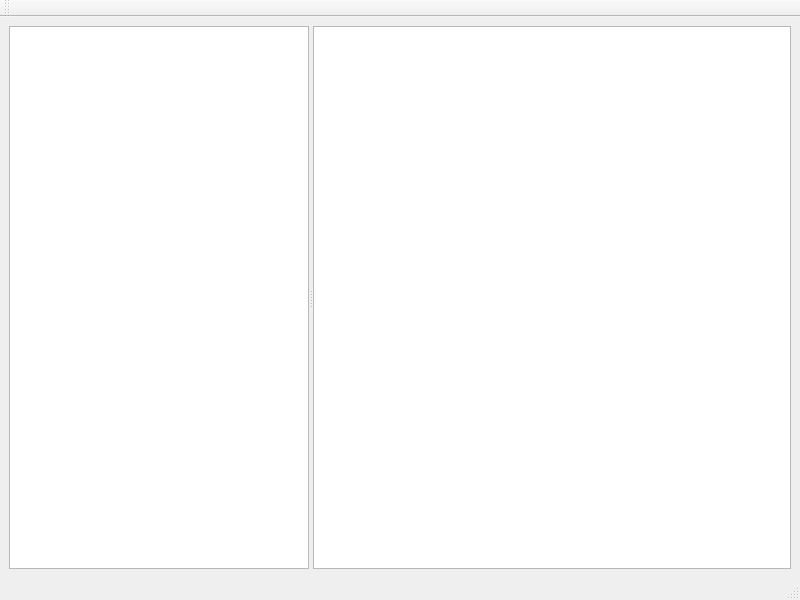
Old version of the form LGen2UI/ontologyeditorwindow.ui in the repository vinni-au/l-gen.
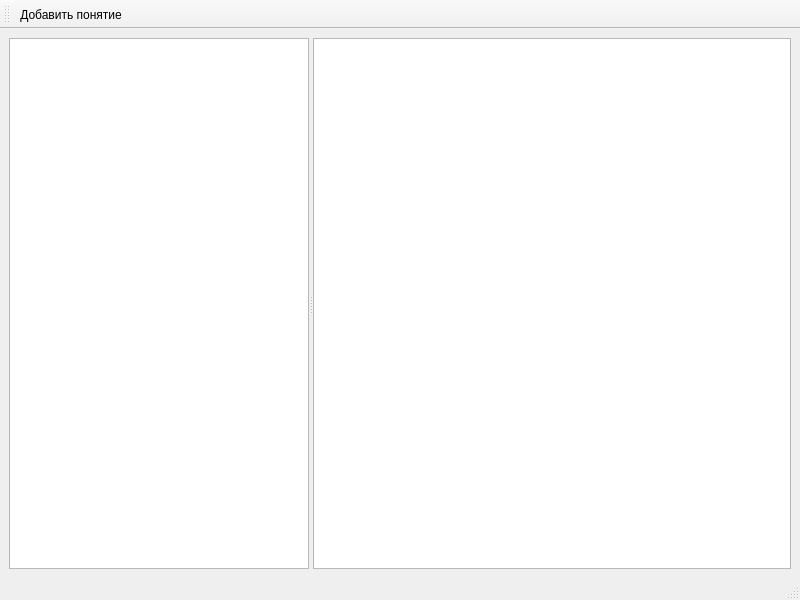
New version of the form. Custom widgets are drawn as their Qt base class.

Diff of the .ui file:
```diff
--- a/LGen2UI/ontologyeditorwindow.ui
+++ b/LGen2UI/ontologyeditorwindow.ui
@@ -44,7 +44,13 @@
    <attribute name="toolBarBreak">
     <bool>false</bool>
    </attribute>
+   <addaction name="act_AddEntity"/>
   </widget>
+  <action name="act_AddEntity">
+   <property name="text">
+    <string>Добавить понятие</string>
+   </property>
+  </action>
  </widget>
  <customwidgets>
   <customwidget>
```
